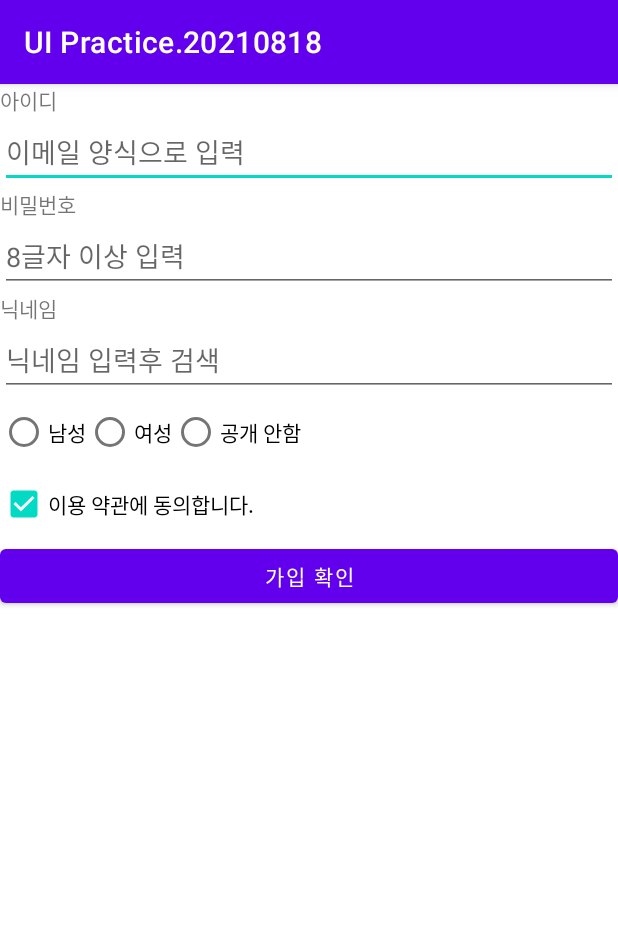
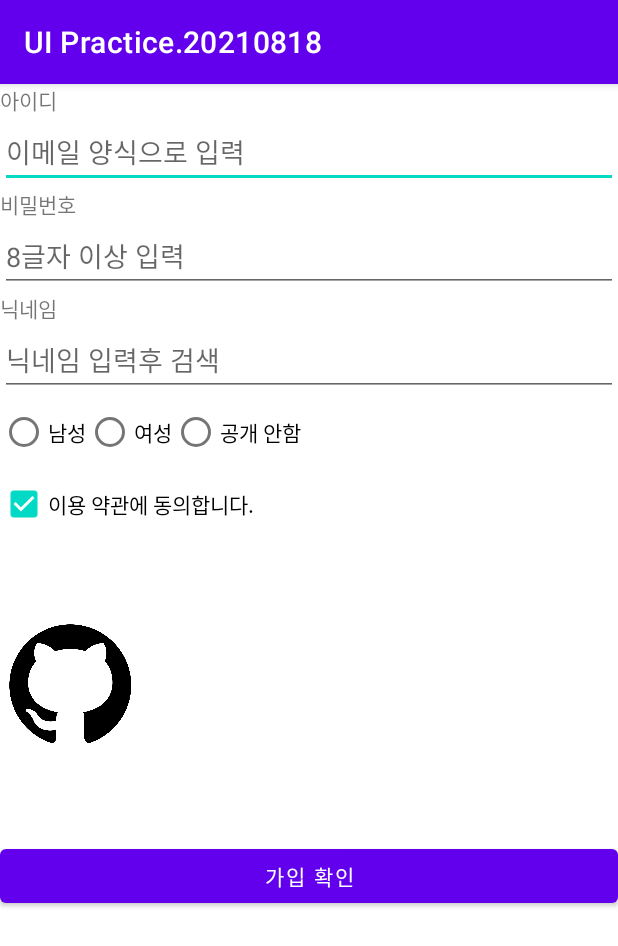
Before and after one commit to torinunna2/UIPractice.20210818, an Android app: the screen it shows after launch (MainActivity), on a phone screen of 412 x 824 dp. Shown: the top 946 px of the screen. Run offline under Robolectric (Android 15) with nearby library versions, the phone set to English and light mode, and no system bars.

Commit message:
이미지뷰 체험

```diff
--- a/app/src/main/res/layout/activity_main.xml
+++ b/app/src/main/res/layout/activity_main.xml
@@ -70,6 +70,12 @@
         android:checked="true"
         android:text="이용 약관에 동의합니다." />
 
+    <ImageView
+        android:layout_width="100dp"
+        android:layout_height="200dp"
+        android:scaleType="centerInside"
+        android:src="@drawable/githublogo_22" />
+
     <Button
         android:layout_width="match_parent"
         android:layout_height="wrap_content"
```
Also changed, not shown: app/src/main/res/drawable/githublogo_22.png (added).
